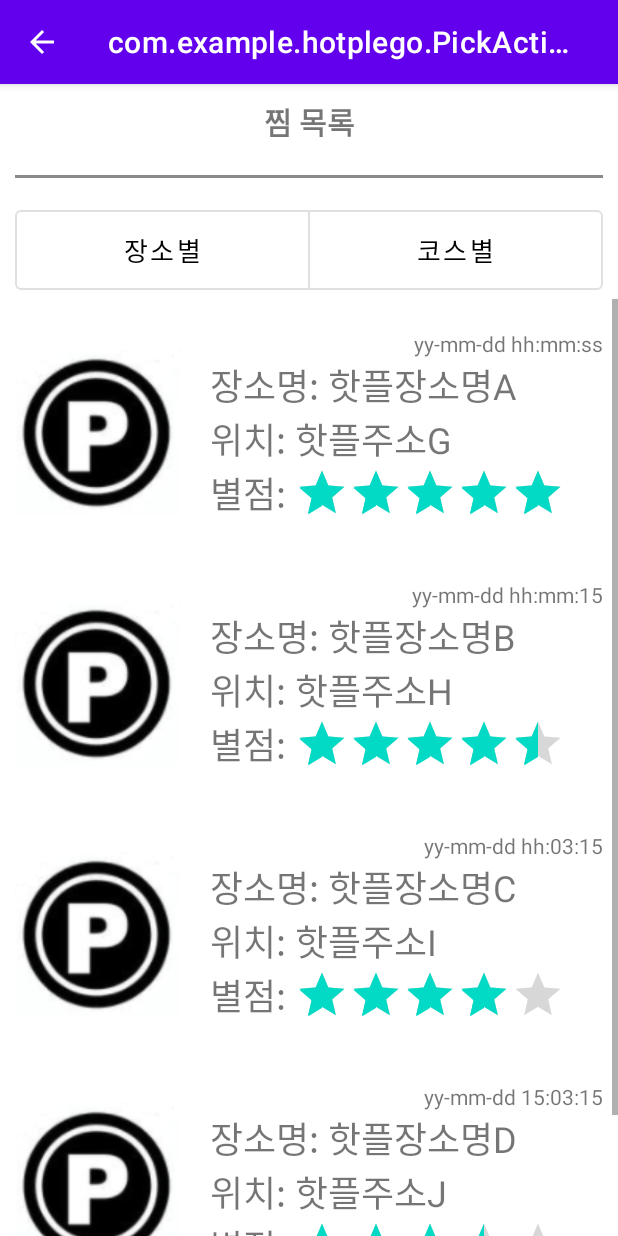
After one commit to whdnjsdyd111/capstone_hotpleGO_App, an Android app: the PlacePickFragment screen opened directly, with no data from a screen before it, on a phone screen of 412 x 824 dp. The commit adds this screen. Run offline under Robolectric (Android 15) with nearby library versions, the phone set to English and light mode, and no system bars.

Commit message:
장소별 및 코스별 아이템 출력 / 아이템 클릭 시 상세 보기 페이지 이동 / 스와이프 시 아이템 삭제 추가

```diff
--- a/app/src/main/java/com/example/hotplego/PickActivity.java
+++ b/app/src/main/java/com/example/hotplego/PickActivity.java
@@ -2,39 +2,46 @@ package com.example.hotplego;
 
 import android.os.Bundle;
 
+import androidx.annotation.NonNull;
 import androidx.appcompat.app.AppCompatActivity;
-import androidx.recyclerview.widget.LinearLayoutManager;
-import androidx.recyclerview.widget.RecyclerView;
+import androidx.fragment.app.Fragment;
+import androidx.viewpager2.adapter.FragmentStateAdapter;
+import androidx.viewpager2.widget.ViewPager2;
+
+import com.example.hotplego.pick.CoursePickFragment;
+import com.example.hotplego.pick.PlacePickFragment;
 
 public class PickActivity extends AppCompatActivity {
-    PickAdapter ad;
 
     @Override
     protected void onCreate(Bundle savedInstanceState) {
         super.onCreate(savedInstanceState);
         setContentView(R.layout.pick_list);
 
-        init();
-        initData();
-    }
+        // ViewPager를 이용해 장소별/코스별 목록 표시
+        ViewPager2 viewPager = findViewById(R.id.viewPager);
+        FragmentStateAdapter fragmentStateAdapter = new FragmentStateAdapter(this) {
+            @Override
+            public int getItemCount() {
+                return 2;
+            }
 
-    private void init() {
-        RecyclerView recyclerView = findViewById(R.id.pick_list);
+            @NonNull
+            @Override
+            public Fragment createFragment(int position) {
+                if (position == 0) {
+                    return PlacePickFragment.newInstance();
+                } else {
+                    return CoursePickFragment.newInstance();
+                }
+            }
+        };
+        viewPager.setAdapter(fragmentStateAdapter);
+        viewPager.setCurrentItem(0);
+        viewPager.setUserInputEnabled(false);
 
-        LinearLayoutManager layoutManager = new LinearLayoutManager(this);
-        recyclerView.setLayoutManager(layoutManager);
-
-        ad = new PickAdapter();
-        recyclerView.setAdapter(ad);
-    }
-
-    private void initData() {
-        ad.addItem(new PickData("yy-mm-dd hh:mm:ss", "핫플장소명A", "핫플주소G", 5.0f, R.drawable.point));
-        ad.addItem(new PickData("yy-mm-dd hh:mm:15", "핫플장소명B", "핫플주소H", 4.5f, R.drawable.point));
-        ad.addItem(new PickData("yy-mm-dd hh:03:15", "핫플장소명C", "핫플주소I", 4.0f, R.drawable.point));
-        ad.addItem(new PickData("yy-mm-dd 15:03:15", "핫플장소명D", "핫플주소J", 3.5f, R.drawable.point));
-        ad.addItem(new PickData("yy-mm-02 15:03:15", "핫플장소명E", "핫플주소K", 3.0f, R.drawable.point));
-        ad.addItem(new PickData("yy-04-02 15:03:15", "핫플장소명F", "핫플주소L", 2.5f, R.drawable.point));
-        ad.addItem(new PickData("21-04-02 15:03:15", "핫플장소명G", "핫플주소M", 2.0f, R.drawable.point));
+        // 각 버튼이 눌렸을 때 적절한 화면 표시
+        findViewById(R.id.place_btn).setOnClickListener(v -> viewPager.setCurrentItem(0));
+        findViewById(R.id.course_btn).setOnClickListener(v -> viewPager.setCurrentItem(1));
     }
 }
--- a/app/src/main/java/com/example/hotplego/PickAdapter.java
+++ b/app/src/main/java/com/example/hotplego/PickAdapter.java
@@ -10,16 +10,17 @@ import android.widget.TextView;
 import androidx.annotation.NonNull;
 import androidx.recyclerview.widget.RecyclerView;
 
-import java.util.ArrayList;
+import java.util.List;
 
 public class PickAdapter extends RecyclerView.Adapter<PickAdapter.PickHolder> {
-    TextView pick_place_time;
-    TextView pick_place_name;
-    TextView pick_place_address;
-    RatingBar pick_place_rating;
-    ImageView pick_place_img;
 
-    private ArrayList<PickData> pickData = new ArrayList<>();
+    private final List<PickData> pickData;
+    private final OnPickDataClickListener onPickDataClickListener;
+
+    public PickAdapter(List<PickData> pickData, OnPickDataClickListener onPickDataClickListener) {
+        this.pickData = pickData;
+        this.onPickDataClickListener = onPickDataClickListener;
+    }
 
     @NonNull
     @Override
@@ -29,6 +30,7 @@ public class PickAdapter extends RecyclerView.Adapter<PickAdapter.PickHolder> {
 
         return new PickHolder(itemView);
     }
+
 
     @Override
     public void onBindViewHolder(@NonNull PickHolder pickHolder, int position) {
@@ -41,11 +43,13 @@ public class PickAdapter extends RecyclerView.Adapter<PickAdapter.PickHolder> {
         return pickData.size();
     }
 
-    public void addItem(PickData data) {
-        pickData.add(data);
-    }
+    class PickHolder extends RecyclerView.ViewHolder {
+        private final TextView pick_place_time;
+        private final TextView pick_place_name;
+        private final TextView pick_place_address;
+        private final RatingBar pick_place_rating;
+        private final ImageView pick_place_img;
 
-    class PickHolder extends RecyclerView.ViewHolder {
         public PickHolder (@NonNull View itemView) {
             super(itemView);
 
@@ -62,6 +66,12 @@ public class PickAdapter extends RecyclerView.Adapter<PickAdapter.PickHolder> {
             pick_place_address.setText(pickData.getPlace_address());
             pick_place_img.setImageResource(pickData.getPlace_img());
             pick_place_rating.setRating(pickData.getPlace_rating());
+
+            itemView.setOnClickListener(v -> onPickDataClickListener.onPickDataClick(pickData));
         }
     }
+
+    public interface OnPickDataClickListener {
+        void onPickDataClick(PickData data);
+    }
 }
--- /dev/null
+++ b/app/src/main/java/com/example/hotplego/pick/PlacePickFragment.java
@@ -0,0 +1,86 @@
+package com.example.hotplego.pick;
+
+import android.content.Intent;
+import android.os.Bundle;
+import android.util.Log;
+import android.view.LayoutInflater;
+import android.view.View;
+import android.view.ViewGroup;
+
+import androidx.annotation.NonNull;
+import androidx.annotation.Nullable;
+import androidx.fragment.app.Fragment;
+import androidx.recyclerview.widget.ItemTouchHelper;
+import androidx.recyclerview.widget.LinearLayoutManager;
+import androidx.recyclerview.widget.RecyclerView;
+
+import com.example.hotplego.PickAdapter;
+import com.example.hotplego.PickData;
+import com.example.hotplego.PickDetailsActivity;
+import com.example.hotplego.R;
+
+import java.lang.reflect.Array;
+import java.util.ArrayList;
+import java.util.List;
+
+// 장소별 목록을 보여주는 프래그먼트
+public class PlacePickFragment extends Fragment {
+    // 장소 데이터
+    private static final List<PickData> placePickData = new ArrayList<>();
+
+    static {
+        placePickData.add(new PickData("yy-mm-dd hh:mm:ss", "핫플장소명A", "핫플주소G", 5.0f, R.drawable.point));
+        placePickData.add(new PickData("yy-mm-dd hh:mm:15", "핫플장소명B", "핫플주소H", 4.5f, R.drawable.point));
+        placePickData.add(new PickData("yy-mm-dd hh:03:15", "핫플장소명C", "핫플주소I", 4.0f, R.drawable.point));
+        placePickData.add(new PickData("yy-mm-dd 15:03:15", "핫플장소명D", "핫플주소J", 3.5f, R.drawable.point));
+        placePickData.add(new PickData("yy-mm-02 15:03:15", "핫플장소명E", "핫플주소K", 3.0f, R.drawable.point));
+        placePickData.add(new PickData("yy-04-02 15:03:15", "핫플장소명F", "핫플주소L", 2.5f, R.drawable.point));
+        placePickData.add(new PickData("21-04-02 15:03:15", "핫플장소명G", "핫플주소M", 2.0f, R.drawable.point));
+    }
+
+    private final PickAdapter pickAdapter = new PickAdapter(placePickData, this::onPlaceItemClick);
+
+    public PlacePickFragment() { }
+
+    public static PlacePickFragment newInstance() {
+        return new PlacePickFragment();
+    }
+
+    @Override
+    public View onCreateView(LayoutInflater inflater, ViewGroup container,
+                             Bundle savedInstanceState) {
+        return inflater.inflate(R.layout.fragment_pick_place, container, false);
+    }
+
+    @Override
+    public void onViewCreated(@NonNull View view, @Nullable Bundle savedInstanceState) {
+        super.onViewCreated(view, savedInstanceState);
+
+        RecyclerView recyclerView = view.findViewById(R.id.pick_list);
+        recyclerView.setAdapter(pickAdapter);
+
+        LinearLayoutManager linearLayoutManager = new LinearLayoutManager(requireContext());
+        recyclerView.setLayoutManager(linearLayoutManager);
+
+        // 스와이프 시 삭제 정의
+        ItemTouchHelper itemTouchHelper = new ItemTouchHelper(new ItemTouchHelper.SimpleCallback(0, ItemTouchHelper.LEFT) {
+            @Override
+            public boolean onMove(@NonNull RecyclerView recyclerView, @NonNull RecyclerView.ViewHolder viewHolder, @NonNull RecyclerView.ViewHolder target) {
+                return false;
+            }
+
+            @Override
+            public void onSwiped(@NonNull  RecyclerView.ViewHolder viewHolder, int direction) {
+                int position = viewHolder.getAdapterPosition();
+                placePickData.remove(position);
+                pickAdapter.notifyDataSetChanged();
+            }
+        });
+        itemTouchHelper.attachToRecyclerView(recyclerView);
+    }
+
+    // 아이템 클릭 시 상세 페이지로 이동
+    private void onPlaceItemClick(PickData pickData) {
+        startActivity(new Intent(requireContext(), PickDetailsActivity.class));
+    }
+}
--- /dev/null
+++ b/app/src/main/res/layout/fragment_pick_place.xml
@@ -0,0 +1,50 @@
+<?xml version="1.0" encoding="utf-8"?>
+<ScrollView xmlns:android="http://schemas.android.com/apk/res/android"
+    xmlns:tools="http://schemas.android.com/tools"
+    android:layout_width="match_parent"
+    android:layout_height="match_parent"
+    xmlns:app="http://schemas.android.com/apk/res-auto"
+    tools:context=".pick.PlacePickFragment">
+
+    <LinearLayout
+        android:layout_width="match_parent"
+        android:layout_height="wrap_content"
+        android:orientation="vertical" >
+
+        <androidx.recyclerview.widget.RecyclerView
+            android:id="@+id/pick_list"
+            android:layout_width="match_parent"
+            android:layout_height="wrap_content"
+            tools:listitem="@layout/pick_place_item">
+
+        </androidx.recyclerview.widget.RecyclerView>
+
+        <LinearLayout
+            android:layout_width="wrap_content"
+            android:layout_height="wrap_content"
+            android:layout_gravity="center"
+            android:orientation="horizontal">
+
+            <Button
+                android:id="@+id/share_btn"
+                android:layout_width="wrap_content"
+                android:layout_height="wrap_content"
+                android:layout_marginRight="20dp"
+                android:layout_weight="1"
+                android:text="공유하기"
+                android:textSize="18sp"
+                app:backgroundTint="@color/black" />
+
+            <Button
+                android:id="@+id/return_btn"
+                android:layout_width="wrap_content"
+                android:layout_height="wrap_content"
+                android:layout_weight="1"
+                android:text="목록으로"
+                android:textSize="18sp"
+                app:backgroundTint="@color/black" />
+        </LinearLayout>
+
+    </LinearLayout>
+
+</ScrollView>
--- a/app/src/main/res/layout/pick_list.xml
+++ b/app/src/main/res/layout/pick_list.xml
@@ -58,50 +58,9 @@
 
     </com.google.android.material.button.MaterialButtonToggleGroup>
 
-    <ScrollView
+    <androidx.viewpager2.widget.ViewPager2
+        android:id="@+id/viewPager"
         android:layout_width="match_parent"
-        android:layout_height="match_parent">
-
-        <LinearLayout
-            android:layout_width="match_parent"
-            android:layout_height="wrap_content"
-            android:orientation="vertical" >
-
-            <androidx.recyclerview.widget.RecyclerView
-                android:id="@+id/pick_list"
-                android:layout_width="match_parent"
-                android:layout_height="wrap_content"
-                tools:listitem="@layout/pick_place_item">
-
-            </androidx.recyclerview.widget.RecyclerView>
-
-            <LinearLayout
-                android:layout_width="wrap_content"
-                android:layout_height="wrap_content"
-                android:layout_gravity="center"
-                android:orientation="horizontal">
-
-                <Button
-                    android:id="@+id/share_btn"
-                    android:layout_width="wrap_content"
-                    android:layout_height="wrap_content"
-                    android:layout_marginRight="20dp"
-                    android:layout_weight="1"
-                    android:text="공유하기"
-                    android:textSize="18sp"
-                    app:backgroundTint="@color/black" />
-
-                <Button
-                    android:id="@+id/return_btn"
-                    android:layout_width="wrap_content"
-                    android:layout_height="wrap_content"
-                    android:layout_weight="1"
-                    android:text="목록으로"
-                    android:textSize="18sp"
-                    app:backgroundTint="@color/black" />
-            </LinearLayout>
-
-        </LinearLayout>
-    </ScrollView>
+        android:layout_height="match_parent"/>
 
 </LinearLayout>
```
Also changed, not shown: app/src/main/java/com/example/hotplego/pick/CoursePickFragment.java (added, +86 -0 lines), app/src/main/res/layout/fragment_pick_course.xml (added, +50 -0 lines).
